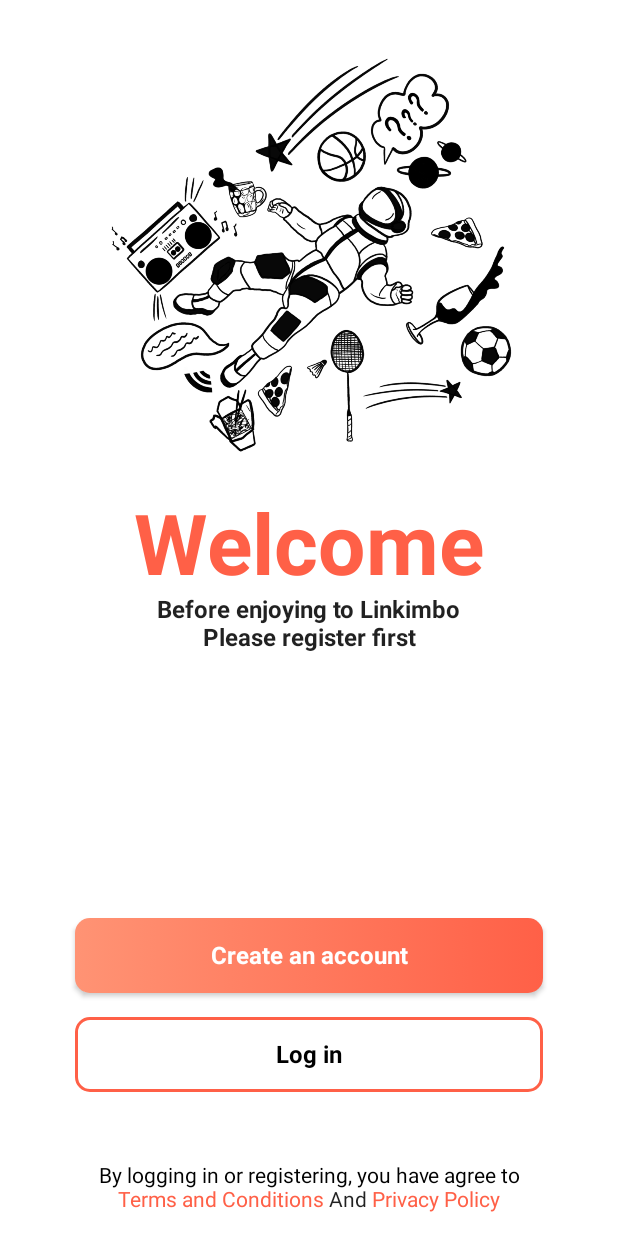
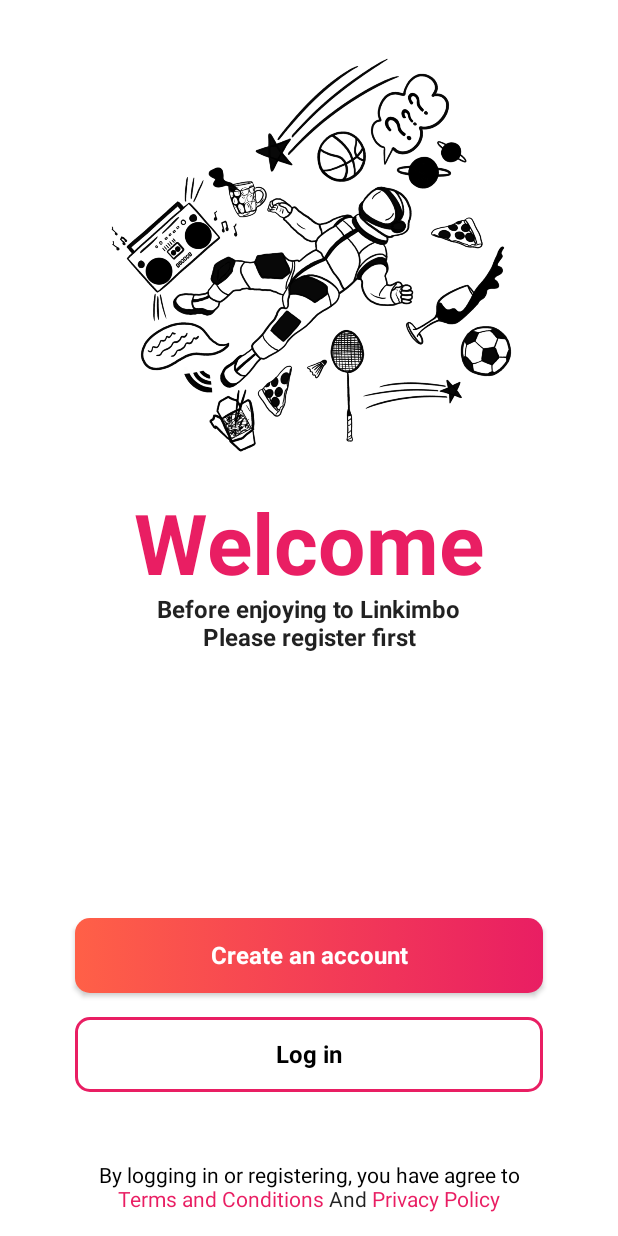
Before and after one commit to anthonylldev/Linkimbo-Proyecto, an Android app built with Jetpack Compose: the composable AuthContent shown on its own in the app's theme, on a phone screen of 412 x 824 dp. Run offline under Robolectric (Android 15) with nearby library versions, the phone set to English and light mode, and no system bars; our stand-ins replace Dagger/Hilt's generated code, accompanist, constraintlayout-compose; 1 statement that could not run was skipped.

Commit message:
Update colors

```diff
--- a/app/src/main/java/com/anthonylldev/linkimbo/presentation/components/CustomButton.kt
+++ b/app/src/main/java/com/anthonylldev/linkimbo/presentation/components/CustomButton.kt
@@ -22,7 +22,7 @@ fun CustomButton(
     onClick: () -> Unit
 ) {
     val gradient = Brush.horizontalGradient(listOf(
-        MaterialTheme.colors.surface,
+        MaterialTheme.colors.secondary,
         MaterialTheme.colors.primary
     ))
 
--- a/app/src/main/java/com/anthonylldev/linkimbo/presentation/components/CustomTextField.kt
+++ b/app/src/main/java/com/anthonylldev/linkimbo/presentation/components/CustomTextField.kt
@@ -79,7 +79,7 @@ fun CustomTextField(
                 Text(
                     text = hint,
                     style = TextStyle(
-                        color = Color(0xFFFF9374),
+                        color = MaterialTheme.colors.primaryVariant,
                         fontSize = 14.sp,
                     )
                 )
--- a/app/src/main/java/com/anthonylldev/linkimbo/presentation/ui/theme/Theme.kt
+++ b/app/src/main/java/com/anthonylldev/linkimbo/presentation/ui/theme/Theme.kt
@@ -8,6 +8,8 @@ import androidx.compose.runtime.Composable
 
 private val DarkColorPalette = darkColors(
     primary = PrimaryDark,
+    primaryVariant = PrimaryDarkVariant,
+    secondary = SecondaryDark,
     background = BackgroundDark,
     surface = SurfaceDark,
     onPrimary = OnPrimaryDark,
@@ -17,6 +19,8 @@ private val DarkColorPalette = darkColors(
 
 private val LightColorPalette = lightColors(
     primary = PrimaryLight,
+    primaryVariant = PrimaryLightVariant,
+    secondary = SecondaryLight,
     background = BackgroundLight,
     surface = SurfaceLight,
     onPrimary = OnPrimaryLight,
```
Also changed, not shown: app/src/main/java/com/anthonylldev/linkimbo/presentation/ui/theme/Color.kt (+6 -2 lines).
